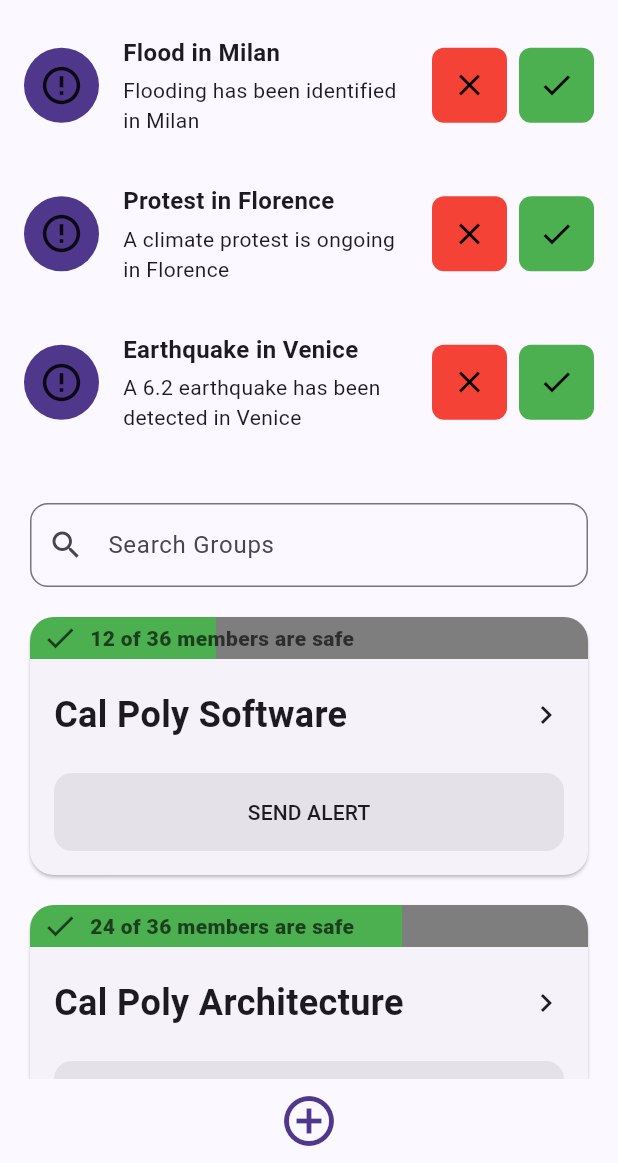
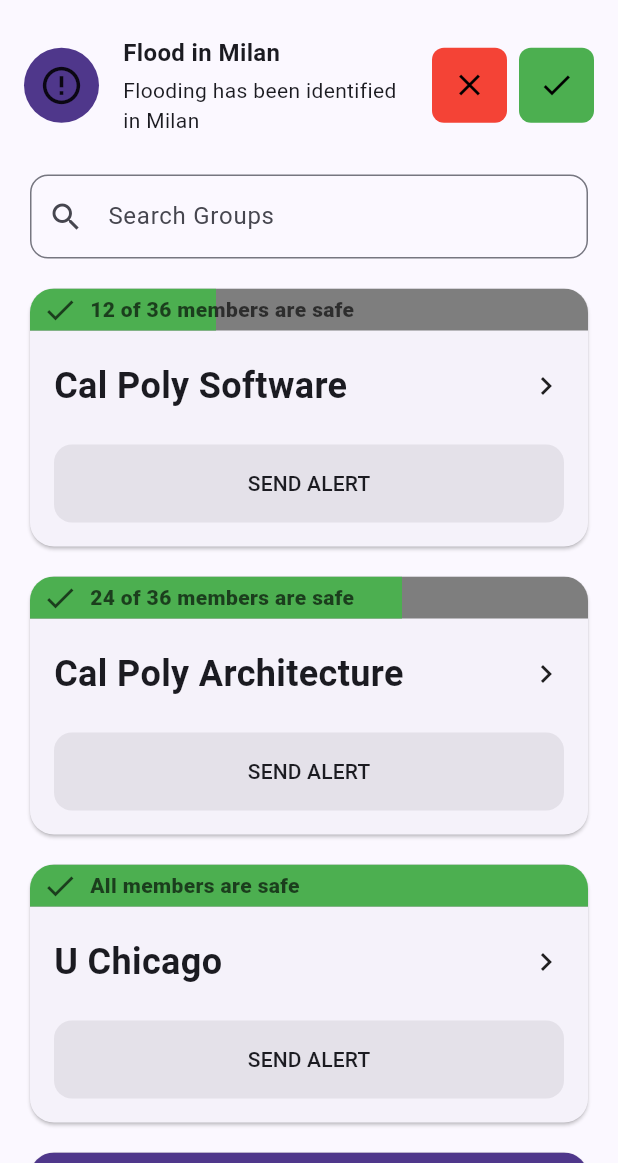
Before and after one commit to Room-E15/mercury, a Flutter app: the screen it shows after launch, on a phone screen of 412 x 824 dp, the part 73-1236 px from its top. Run offline on Flutter 3.47's test engine with Material 3 defaults, Android fonts, the phone set to English and light mode, and no system bars; our stand-ins replace qr_flutter; missing offline and left inert: mobile_scanner; generated files the repository leaves out were written again; Roboto replaces fonts that are missing (SF Pro).

Commit message:
Fixed alert viewer

```diff
--- a/mercury_client/lib/src/create_group/create_group_view.dart
+++ b/mercury_client/lib/src/create_group/create_group_view.dart
@@ -20,7 +20,7 @@
         children: [
           const Padding(
               padding: EdgeInsetsDirectional.fromSTEB(40, 180, 40, 40),
-              child: Text("Lets get a new group Started!")),
+              child: Text("Lets get a new group started!")),
           Form(
             key: formKey,
             child: Column(
--- a/mercury_client/lib/src/home/home_view.dart
+++ b/mercury_client/lib/src/home/home_view.dart
@@ -1,5 +1,6 @@
 import 'package:flutter/material.dart';
 import 'dart:developer';
+import 'dart:collection';
 import '../create_group/create_group_view.dart';
 import '../send_alert/send_alert_view.dart';
 import '../settings/settings_view.dart';
@@ -29,10 +30,28 @@
 }
 
 class HomeViewState extends State<HomeView> {
-  static List<Alert> queryServerAlerts() {
+  // Will call fetchServerAlert
+  Queue<Alert> alerts = Queue.from(AlertTestData.alerts);
+
+  // TODO make async
+  void fetchServerAlert() {
     log("Fetching alerts");
 
-    return AlertTestData.alerts;
+    setState(() {
+      alerts = Queue.from(AlertTestData.alerts); // Toggle between items
+    });
+
+    // while (true) {
+    //   GetAlertsFromServer
+    // }
+  }
+
+  // TODO make async
+  void respondToAlert() {
+    log("Alert response sent");
+    setState(() {
+      alerts.removeFirst(); // Toggle between items
+    });
   }
 
   Widget _groupWidgetBuilder(context, index) {
@@ -184,98 +203,8 @@
     );
   }
 
-  Widget _alertNotificationWidgetBuilder(context, index, alerts) {
-    final Alert alert = alerts[index];
-
-    return Container(
-      padding: EdgeInsets.all(16.0),
-      child: Row(
-        children: [
-          // Alert icon
-          Container(
-            width: 50,
-            height: 50,
-            decoration: BoxDecoration(
-              color: Color(0xFF4F378B), // Purple background color
-              shape: BoxShape.circle,
-            ),
-            child: Icon(
-              Icons.error_outline,
-              size: 30,
-            ),
-          ),
-          SizedBox(width: 16), // Space between icon and text
-
-          // Alert text
-          Expanded(
-            child: Column(
-              crossAxisAlignment: CrossAxisAlignment.start,
-              children: [
-                Text(
-                  alert.name,
-                  style: TextStyle(
-                    fontSize: 16,
-                    fontWeight: FontWeight.bold,
-                  ),
-                ),
-                SizedBox(height: 4),
-                Text(
-                  alert.description,
-                  style: TextStyle(
-                    fontSize: 14,
-                  ),
-                ),
-              ],
-            ),
-          ),
-
-          SizedBox(width: 16), // Space between text and buttons
-
-          // Red dismiss button
-          Container(
-            width: 50,
-            height: 50,
-            decoration: BoxDecoration(
-              color: Colors.red,
-              shape: BoxShape.rectangle,
-              borderRadius: BorderRadius.circular(8.0),
-            ),
-            child: IconButton(
-              icon: Icon(Icons.close, color: Colors.black),
-              iconSize: 24,
-              onPressed: () {
-                // Add your dismiss logic here
-              },
-            ),
-          ),
-          SizedBox(width: 8), // Space between buttons
-
-          // Green confirm button
-          Container(
-            width: 50,
-            height: 50,
-            decoration: BoxDecoration(
-              color: Colors.green,
-              shape: BoxShape.rectangle,
-              borderRadius: BorderRadius.circular(8.0),
-            ),
-            child: IconButton(
-              icon: Icon(Icons.check, color: Colors.black),
-              iconSize: 24,
-              onPressed: () {
-                // Add your confirm logic here
-              },
-            ),
-          ),
-        ],
-      ),
-    );
-  }
-
   @override
   Widget build(BuildContext context) {
-    final List<Alert> alerts = queryServerAlerts();
-
     return Scaffold(
       drawerEnableOpenDragGesture: false,
       drawer: SafeArea(
@@ -329,15 +258,104 @@
       ),
       body: Column(
         children: [
+          alerts.isNotEmpty
+              ? Container(
+                  padding: EdgeInsets.all(16.0),
+                  child: Row(
+                    children: [
+                      // Alert icon
+                      Container(
+                        width: 50,
+                        height: 50,
+                        decoration: BoxDecoration(
+                          color: Color(0xFF4F378B), // Purple background color
+                          shape: BoxShape.circle,
+                        ),
+                        child: Icon(
+                          Icons.error_outline,
+                          size: 30,
+                        ),
+                      ),
+                      SizedBox(width: 16), // Space between icon and text
+
+                      // Alert text
                       Expanded(
-            child: ListView.builder(
-              restorationId: 'alertList',
-              itemCount: alerts.length,
-              itemBuilder: (context, index) {
-                return _alertNotificationWidgetBuilder(context, index, alerts);
+                        child: Column(
+                          crossAxisAlignment: CrossAxisAlignment.start,
+                          children: [
+                            Text(
+                              alerts.first.name,
+                              style: TextStyle(
+                                fontSize: 16,
+                                fontWeight: FontWeight.bold,
+                              ),
+                            ),
+                            SizedBox(height: 4),
+                            Text(
+                              alerts.first.description,
+                              style: TextStyle(
+                                fontSize: 14,
+                              ),
+                            ),
+                          ],
+                        ),
+                      ),
+
+                      SizedBox(width: 16), // Space between text and buttons
+
+                      // Red dismiss button
+                      Container(
+                        width: 50,
+                        height: 50,
+                        decoration: BoxDecoration(
+                          color: Colors.red,
+                          shape: BoxShape.rectangle,
+                          borderRadius: BorderRadius.circular(8.0),
+                        ),
+                        child: IconButton(
+                          icon: Icon(Icons.close, color: Colors.black),
+                          iconSize: 24,
+                          onPressed: () {
+                            setState(() {
+                              respondToAlert(); // Toggle between items
+                            });
                           },
                         ),
                       ),
+                      SizedBox(width: 8), // Space between buttons
+
+                      // Green confirm button
+                      Container(
+                        width: 50,
+                        height: 50,
+                        decoration: BoxDecoration(
+                          color: Colors.green,
+                          shape: BoxShape.rectangle,
+                          borderRadius: BorderRadius.circular(8.0),
+                        ),
+                        child: IconButton(
+                          icon: Icon(Icons.check, color: Colors.black),
+                          iconSize: 24,
+                          onPressed: () {
+                            setState(() {
+                              respondToAlert(); // Toggle between items
+                            });
+                          },
+                        ),
+                      ),
+                    ],
+                  ),
+                )
+              : SizedBox.shrink(),
+          // Expanded(
+          //   child: ListView.builder(
+          //     restorationId: 'alertList',
+          //     itemCount: alerts.length,
+          //     itemBuilder: (context, index) {
+          //       return _alertNotificationWidgetBuilder(context, index, alerts);
+          //     },
+          //   ),
+          // ),
           Padding(
             padding: const EdgeInsets.symmetric(vertical: 10, horizontal: 20.0),
             child: TextField(
@@ -353,23 +371,27 @@
           Expanded(
             child: ListView.builder(
                 restorationId: 'groupList',
-              itemCount: widget.groups.length, // Number of blank cards
+                itemCount: widget.groups.length + 1, // Number of blank cards
                 // build all the group tiles dynamically using builder method
-              itemBuilder: _groupWidgetBuilder,
-            ),
-          ),
-          IconButton(
+                itemBuilder: (context, index) {
+                  if (index < widget.groups.length) {
+                    return _groupWidgetBuilder(context, index);
+                  } else {
+                    return IconButton(
                         onPressed: () {
                           Navigator.push(
                             context,
                             MaterialPageRoute(
-                    builder: (context) =>
-                        CreateGroupView(key: widget.key, logo: widget.logo),
+                              builder: (context) => CreateGroupView(
+                                  key: widget.key, logo: widget.logo),
                             ),
                           );
                         },
                         icon: const Icon(Icons.add_circle_outline,
-                  size: 40, color: Color(0xFF4F378B))),
+                            size: 40, color: Color(0xFF4F378B)));
+                  }
+                }),
+          ),
         ],
       ),
     );
```
Lines whose indentation alone changed are shown as unchanged.
